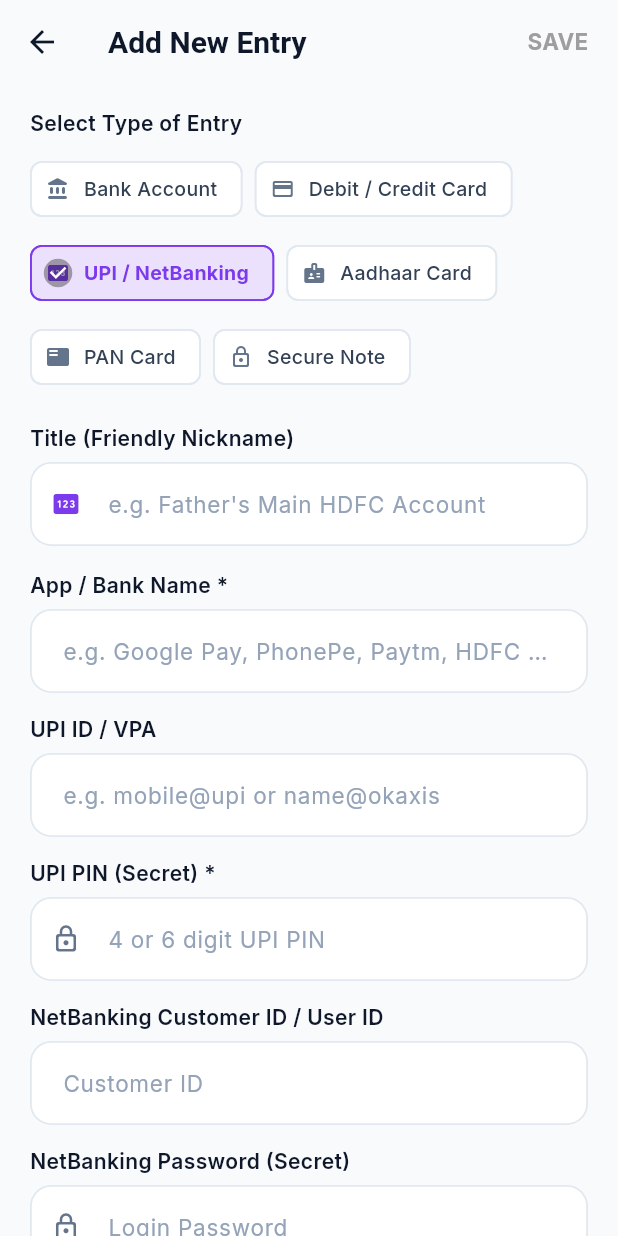
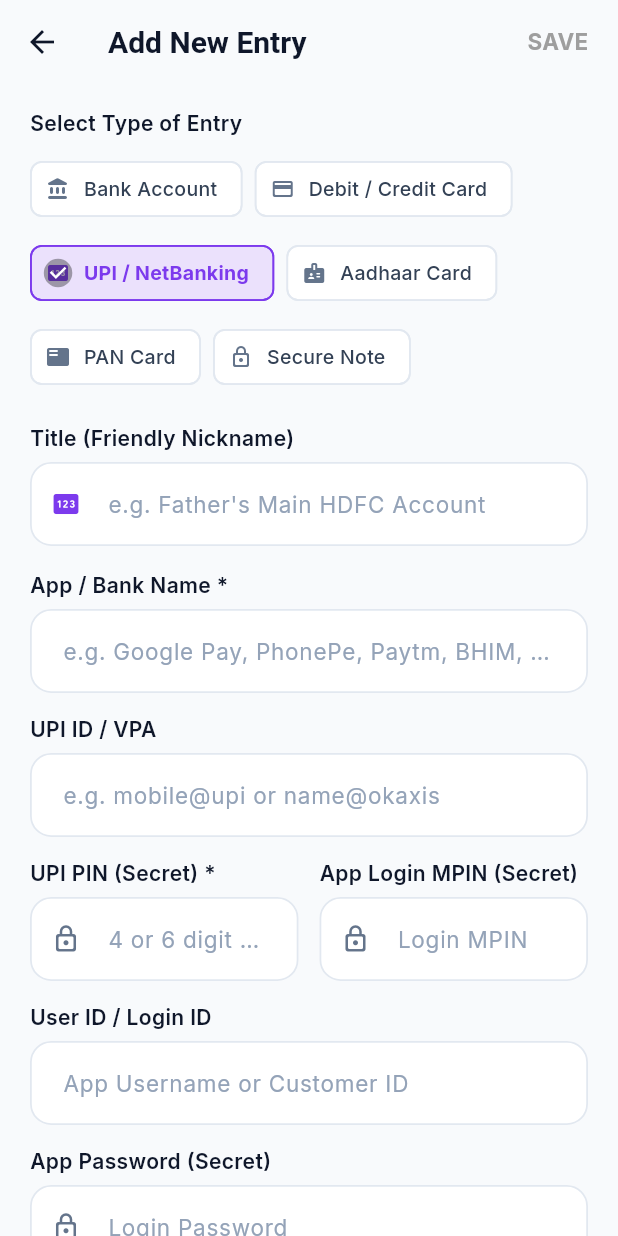
Before and after one commit to afnaanulla/vault-for-parents, a Flutter app: the AddEditEntryScreen screen opened directly, after a tap on "Debit / Credit Card", after a tap on "UPI / NetBanking", on a phone screen of 412 x 824 dp. Run offline on Flutter 3.47's test engine with Material 3 defaults, Android fonts, the phone set to English and light mode, and no system bars; our stand-ins replace flutter_animate, google_fonts, local_auth, shared_preferences; missing offline and left inert: encrypt; accounts and stored records are empty.

Commit message:
Fix biometric prompt collision, dynamic auto-hide countdown, FLAG_SECURE recent apps privacy, paired account+IFSC unmasking, MPIN and User ID fields, and auto-formatters

```diff
--- a/lib/screens/add_edit_entry_screen.dart
+++ b/lib/screens/add_edit_entry_screen.dart
@@ -1,4 +1,5 @@
 import 'package:flutter/material.dart';
+import 'package:flutter/services.dart';
 import 'package:provider/provider.dart';
 import 'package:uuid/uuid.dart';
 import '../config/app_colors.dart';
@@ -6,11 +7,17 @@ import '../models/user_profile.dart';
 import '../models/vault_entry.dart';
 import '../providers/auth_provider.dart';
 import '../providers/entries_provider.dart';
+import '../utils/formatters.dart';
 
 class AddEditEntryScreen extends StatefulWidget {
   final VaultEntry? existingEntry;
+  final EntryCategory? initialCategory;
 
-  const AddEditEntryScreen({super.key, this.existingEntry});
+  const AddEditEntryScreen({
+    super.key,
+    this.existingEntry,
+    this.initialCategory,
+  });
 
   @override
   State<AddEditEntryScreen> createState() => _AddEditEntryScreenState();
@@ -40,7 +47,7 @@ class _AddEditEntryScreenState extends State<AddEditEntryScreen> {
         _fieldControllers[k] = TextEditingController(text: v);
       });
     } else {
-      _selectedCategory = EntryCategory.bankAccount;
+      _selectedCategory = widget.initialCategory ?? EntryCategory.bankAccount;
     }
   }
 
@@ -69,6 +76,7 @@ class _AddEditEntryScreenState extends State<AddEditEntryScreen> {
     bool isSecret = false,
     bool isRequired = false,
     TextCapitalization textCapitalization = TextCapitalization.none,
+    List<TextInputFormatter>? formatters,
   }) {
     final controller = _getController(fieldKey);
 
@@ -89,6 +97,7 @@ class _AddEditEntryScreenState extends State<AddEditEntryScreen> {
           TextFormField(
             controller: controller,
             keyboardType: keyboardType,
+            inputFormatters: formatters,
             textCapitalization: textCapitalization,
             validator: isRequired
                 ? (v) => (v == null || v.trim().isEmpty) ? 'Please enter $label' : null
@@ -112,7 +121,7 @@ class _AddEditEntryScreenState extends State<AddEditEntryScreen> {
           _buildField(
             label: 'Bank Name',
             fieldKey: 'institution',
-            hint: 'e.g. HDFC Bank, SBI, ICICI',
+            hint: 'e.g. HDFC Bank, SBI, ICICI, SIB',
             isRequired: true,
             textCapitalization: TextCapitalization.words,
           ),
@@ -142,11 +151,38 @@ class _AddEditEntryScreenState extends State<AddEditEntryScreen> {
             hint: 'e.g. Indiranagar, Bengaluru',
             textCapitalization: TextCapitalization.words,
           ),
+          Row(
+            children: [
+              Expanded(
+                child: _buildField(
+                  label: 'App Login MPIN (Secret)',
+                  fieldKey: 'mpin',
+                  hint: '4 or 6 digit MPIN',
+                  keyboardType: TextInputType.number,
+                  isSecret: true,
+                ),
+              ),
+              const SizedBox(width: 14),
+              Expanded(
+                child: _buildField(
+                  label: 'ATM PIN (Secret)',
+                  fieldKey: 'pin',
+                  hint: '4-digit ATM PIN',
+                  keyboardType: TextInputType.number,
+                  isSecret: true,
+                ),
+              ),
+            ],
+          ),
           _buildField(
-            label: 'ATM / UPI PIN (Protected)',
-            fieldKey: 'pin',
-            hint: '4 or 6 digit PIN',
-            keyboardType: TextInputType.number,
+            label: 'NetBanking Customer ID / User ID',
+            fieldKey: 'user_id',
+            hint: 'e.g. 84920193',
+          ),
+          _buildField(
+            label: 'NetBanking Password (Secret)',
+            fieldKey: 'password',
+            hint: 'Login Password',
             isSecret: true,
           ),
         ];
@@ -171,6 +207,7 @@ class _AddEditEntryScreenState extends State<AddEditEntryScreen> {
             fieldKey: 'card_number',
             hint: '16-digit card number',
             keyboardType: TextInputType.number,
+            formatters: [CardNumberFormatter()],
             isRequired: true,
           ),
           Row(
@@ -181,6 +218,7 @@ class _AddEditEntryScreenState extends State<AddEditEntryScreen> {
                   fieldKey: 'expiry',
                   hint: 'MM/YY',
                   keyboardType: TextInputType.datetime,
+                  formatters: [ExpiryDateFormatter()],
                   isRequired: true,
                 ),
               ),
@@ -211,7 +249,7 @@ class _AddEditEntryScreenState extends State<AddEditEntryScreen> {
           _buildField(
             label: 'App / Bank Name',
             fieldKey: 'institution',
-            hint: 'e.g. Google Pay, PhonePe, Paytm, HDFC NetBanking',
+            hint: 'e.g. Google Pay, PhonePe, Paytm, BHIM, SIB Mirror+',
             isRequired: true,
           ),
           _buildField(
@@ -220,21 +258,37 @@ class _AddEditEntryScreenState extends State<AddEditEntryScreen> {
             hint: 'e.g. mobile@upi or name@okaxis',
             keyboardType: TextInputType.emailAddress,
           ),
-          _buildField(
-            label: 'UPI PIN (Secret)',
-            fieldKey: 'pin',
-            hint: '4 or 6 digit UPI PIN',
-            keyboardType: TextInputType.number,
-            isSecret: true,
-            isRequired: true,
+          Row(
+            children: [
+              Expanded(
+                child: _buildField(
+                  label: 'UPI PIN (Secret)',
+                  fieldKey: 'pin',
+                  hint: '4 or 6 digit PIN',
+                  keyboardType: TextInputType.number,
+                  isSecret: true,
+                  isRequired: true,
+                ),
+              ),
+              const SizedBox(width: 14),
+              Expanded(
+                child: _buildField(
+                  label: 'App Login MPIN (Secret)',
+                  fieldKey: 'mpin',
+                  hint: 'Login MPIN',
+                  keyboardType: TextInputType.number,
+                  isSecret: true,
+                ),
+              ),
+            ],
           ),
           _buildField(
-            label: 'NetBanking Customer ID / User ID',
+            label: 'User ID / Login ID',
             fieldKey: 'user_id',
-            hint: 'Customer ID',
+            hint: 'App Username or Customer ID',
           ),
           _buildField(
-            label: 'NetBanking Password (Secret)',
+            label: 'App Password (Secret)',
             fieldKey: 'password',
             hint: 'Login Password',
             isSecret: true,
@@ -255,6 +309,7 @@ class _AddEditEntryScreenState extends State<AddEditEntryScreen> {
             fieldKey: 'aadhaar_number',
             hint: '12-digit number (e.g. 1234 5678 9012)',
             keyboardType: TextInputType.number,
+            formatters: [AadhaarNumberFormatter()],
             isRequired: true,
           ),
           _buildField(
@@ -268,6 +323,7 @@ class _AddEditEntryScreenState extends State<AddEditEntryScreen> {
             fieldKey: 'dob',
             hint: 'DD/MM/YYYY',
             keyboardType: TextInputType.datetime,
+            formatters: [DateOfBirthFormatter()],
           ),
         ];
 
--- a/lib/screens/splash_screen.dart
+++ b/lib/screens/splash_screen.dart
@@ -38,10 +38,6 @@ class _SplashScreenState extends State<SplashScreen> {
         _navigate(const PinSetupScreen());
       } else {
         _navigate(const AuthScreen());
-        // User requested: prompt biometric on splash screen!
-        WidgetsBinding.instance.addPostFrameCallback((_) {
-          auth.attemptBiometricUnlock();
-        });
       }
     } else {
       _navigate(const UserSelectionScreen());
--- /dev/null
+++ b/lib/utils/formatters.dart
@@ -0,0 +1,98 @@
+import 'package:flutter/services.dart';
+
+/// Automatically formats input as MM/YY (e.g. 12/28)
+class ExpiryDateFormatter extends TextInputFormatter {
+  @override
+  TextEditingValue formatEditUpdate(
+    TextEditingValue oldValue,
+    TextEditingValue newValue,
+  ) {
+    // Only allow digits
+    final clean = newValue.text.replaceAll(RegExp(r'[^\d]'), '');
+    if (clean.isEmpty) return newValue.copyWith(text: '');
+
+    final buffer = StringBuffer();
+    for (int i = 0; i < clean.length && i < 4; i++) {
+      if (i == 2) buffer.write('/');
+      buffer.write(clean[i]);
+    }
+
+    final formatted = buffer.toString();
+    return TextEditingValue(
+      text: formatted,
+      selection: TextSelection.collapsed(offset: formatted.length),
+    );
+  }
+}
+
+/// Automatically formats input as DD/MM/YYYY (e.g. 15/08/1975)
+class DateOfBirthFormatter extends TextInputFormatter {
+  @override
+  TextEditingValue formatEditUpdate(
+    TextEditingValue oldValue,
+    TextEditingValue newValue,
+  ) {
+    final clean = newValue.text.replaceAll(RegExp(r'[^\d]'), '');
+    if (clean.isEmpty) return newValue.copyWith(text: '');
+
+    final buffer = StringBuffer();
+    for (int i = 0; i < clean.length && i < 8; i++) {
+      if (i == 2 || i == 4) buffer.write('/');
+      buffer.write(clean[i]);
+    }
+
+    final formatted = buffer.toString();
+    return TextEditingValue(
+      text: formatted,
+      selection: TextSelection.collapsed(offset: formatted.length),
+    );
+  }
+}
+
+/// Automatically spaces card numbers every 4 digits: XXXX XXXX XXXX XXXX
+class CardNumberFormatter extends TextInputFormatter {
+  @override
+  TextEditingValue formatEditUpdate(
+    TextEditingValue oldValue,
+    TextEditingValue newValue,
+  ) {
+    final clean = newValue.text.replaceAll(RegExp(r'[^\d]'), '');
+    if (clean.isEmpty) return newValue.copyWith(text: '');
+
+    final buffer = StringBuffer();
+    for (int i = 0; i < clean.length && i < 16; i++) {
+      if (i > 0 && i % 4 == 0) buffer.write(' ');
+      buffer.write(clean[i]);
+    }
+
+    final formatted = buffer.toString();
+    return TextEditingValue(
+      text: formatted,
+      selection: TextSelection.collapsed(offset: formatted.length),
+    );
+  }
+}
+
+/// Automatically spaces 12-digit Aadhaar number: XXXX XXXX XXXX
+class AadhaarNumberFormatter extends TextInputFormatter {
+  @override
+  TextEditingValue formatEditUpdate(
+    TextEditingValue oldValue,
+    TextEditingValue newValue,
+  ) {
+    final clean = newValue.text.replaceAll(RegExp(r'[^\d]'), '');
+    if (clean.isEmpty) return newValue.copyWith(text: '');
+
+    final buffer = StringBuffer();
+    for (int i = 0; i < clean.length && i < 12; i++) {
+      if (i > 0 && i % 4 == 0) buffer.write(' ');
+      buffer.write(clean[i]);
+    }
+
+    final formatted = buffer.toString();
+    return TextEditingValue(
+      text: formatted,
+      selection: TextSelection.collapsed(offset: formatted.length),
+    );
+  }
+}
```
Also changed, not shown: lib/main.dart (+21 -4 lines), lib/providers/entries_provider.dart (+40 -9 lines), lib/screens/home_dashboard_screen.dart (+6 -2 lines), lib/screens/view_entry_screen.dart (+28 -10 lines), lib/services/biometric_service.dart (+14 -0 lines), lib/widgets/masked_field_tile.dart (+7 -5 lines), 1 other file.
